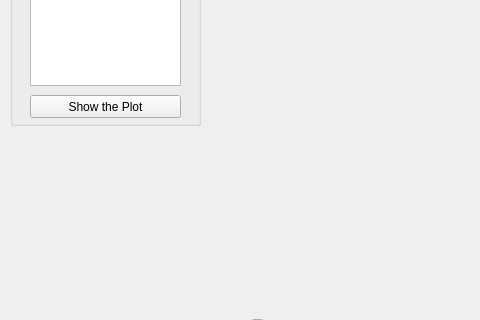
The window that visualize/featureMapPart/InPy35WithH5/1List1SliderOpenH5/Ui_matplotlib_pyqt_2ListView.ui (wenyifeng1123/GUI) describes before a commit, drawn with Qt 5; both pictures show x 0 to 480 and y 345 to 665 of the 1088 by 800 pixel window.
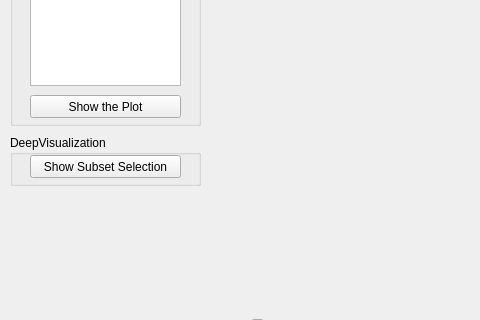
The same window after the commit. Custom widgets are drawn as their Qt base class.

```diff
--- a/visualize/featureMapPart/InPy35WithH5/1List1SliderOpenH5/Ui_matplotlib_pyqt_2ListView.ui
+++ b/visualize/featureMapPart/InPy35WithH5/1List1SliderOpenH5/Ui_matplotlib_pyqt_2ListView.ui
@@ -181,6 +181,42 @@
      </widget>
     </widget>
    </widget>
+   <widget class="QGroupBox" name="groupBox_5">
+    <property name="geometry">
+     <rect>
+      <x>10</x>
+      <y>480</y>
+      <width>191</width>
+      <height>51</height>
+     </rect>
+    </property>
+    <property name="title">
+     <string>DeepVisualization</string>
+    </property>
+    <widget class="QPushButton" name="pushButton_5">
+     <property name="geometry">
+      <rect>
+       <x>20</x>
+       <y>20</y>
+       <width>151</width>
+       <height>23</height>
+      </rect>
+     </property>
+     <property name="text">
+      <string>Show Subset Selection</string>
+     </property>
+    </widget>
+   </widget>
+   <widget class="MatplotlibWidget" name="matplotlibwidget_static_3" native="true">
+    <property name="geometry">
+     <rect>
+      <x>270</x>
+      <y>20</y>
+      <width>741</width>
+      <height>571</height>
+     </rect>
+    </property>
+   </widget>
   </widget>
   <widget class="QMenuBar" name="menubar">
    <property name="geometry">
```
Left out of the diff: 1 changed line with no effect on the pictures.
